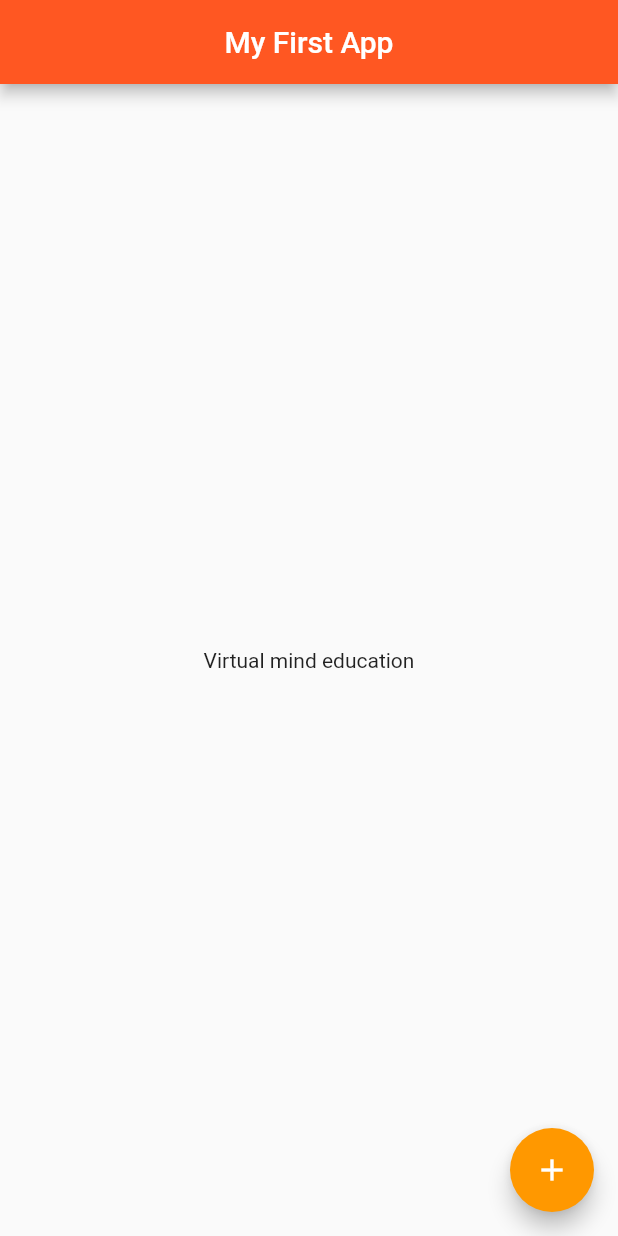
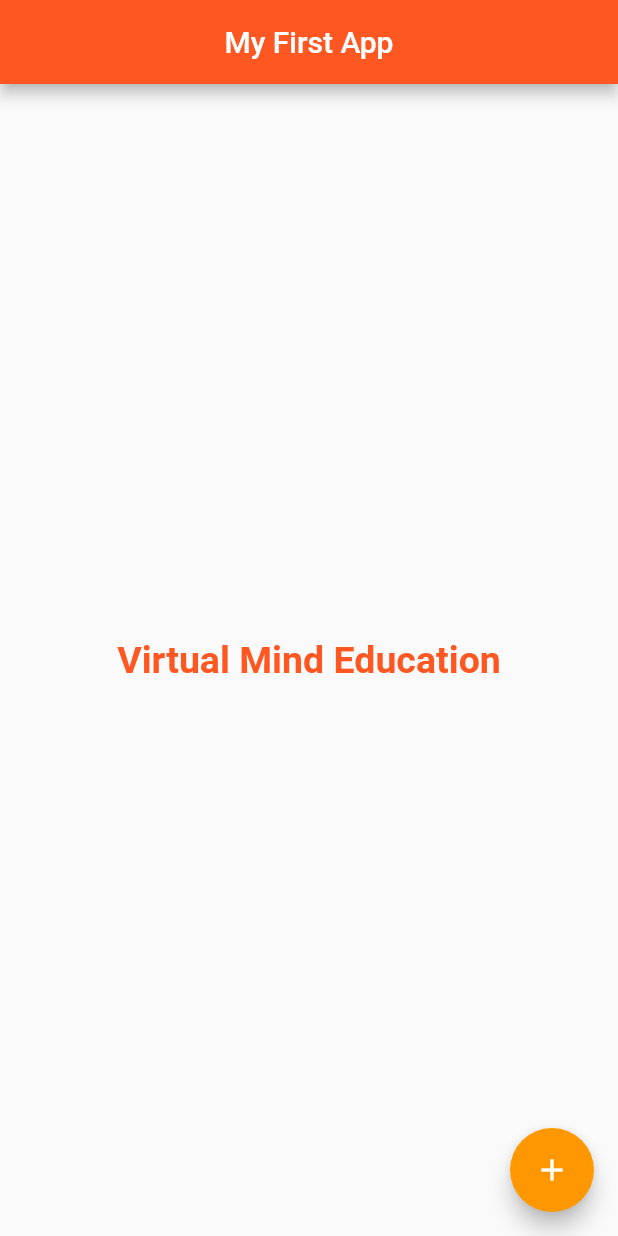
Before and after one commit to vickeyhub/learn-flutter, a Flutter app: the screen it shows after launch, on a phone screen of 412 x 824 dp. Run offline on Flutter 3.47's test engine with Material 2 defaults, Android fonts, the phone set to English and light mode, and no system bars.

Commit message:
set text color size and font weight etc.

```diff
--- a/lib/main.dart
+++ b/lib/main.dart
@@ -17,7 +17,13 @@ class MyApp extends StatelessWidget {
           backgroundColor: Colors.deepOrange,
         ),
         body: Center(
-          child: Text("Virtual mind education"),
+          child: const Text(
+            "Virtual Mind Education",
+            style: TextStyle(
+                fontSize: 25,
+                color: Colors.deepOrange,
+                fontWeight: FontWeight.bold),
+          ),
         ),
         floatingActionButton: FloatingActionButton(
           onPressed: () {
```
